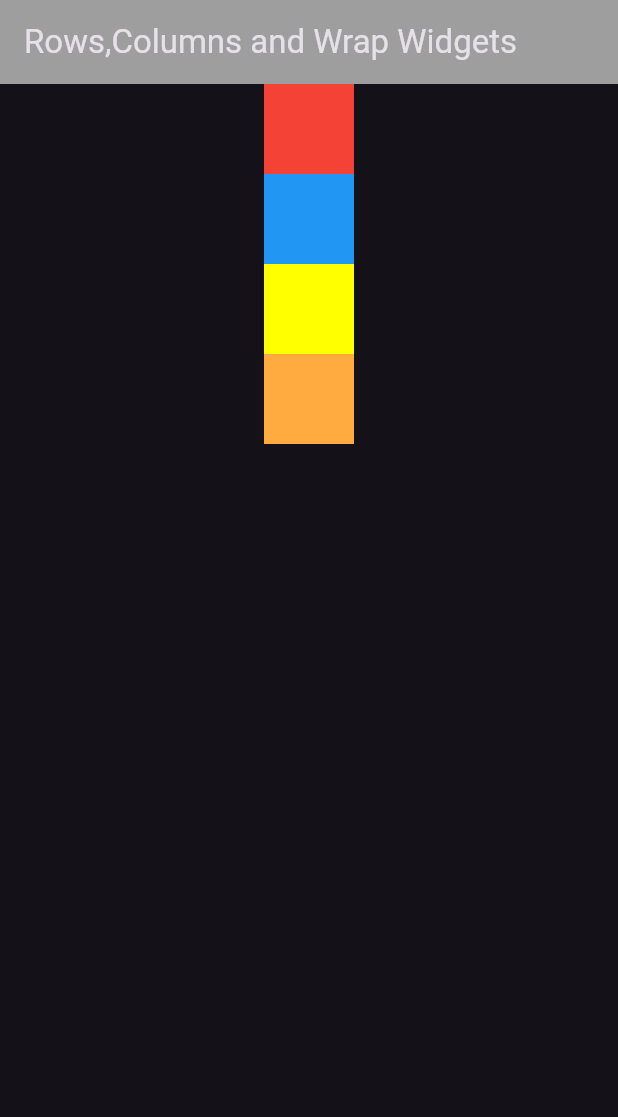
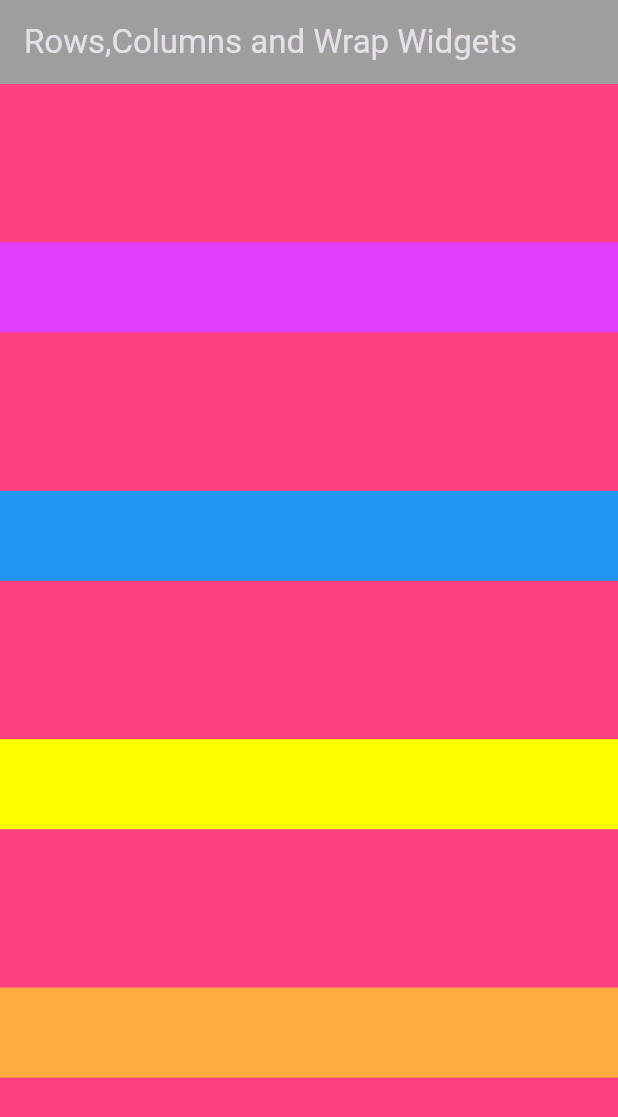
Before and after one commit to DevanshSadhya/Flutter_Basics, a Flutter app: the screen it shows after launch, on a phone screen of 412 x 824 dp. Shown: the top 1117 px of the screen. Run offline on Flutter 3.47's test engine with Material 3 defaults, Android fonts, the phone set to English and light mode, and no system bars.

```diff
--- a/flutter_basics_appsbuilding/lib/Widgets/rowscols.dart
+++ b/flutter_basics_appsbuilding/lib/Widgets/rowscols.dart
@@ -67,13 +67,16 @@ class RowsCols extends StatelessWidget {
       body: Container(
         height: h,
         width: w,
+        color: Colors.pinkAccent,
         child: Column(
+          mainAxisAlignment: MainAxisAlignment.spaceEvenly,
+          crossAxisAlignment: CrossAxisAlignment.stretch,
           children: [
             //Container 1 of coloumn widgets
             Container(
               height: 60,
               width: 60,
-              color: Colors.red,
+              color: Colors.purpleAccent,
             ),
             //Container 2 of column widgets
             Container(
```
Also changed, not shown: flutter_basics_appsbuilding/lib/Widgets/buttons.dart (added).
